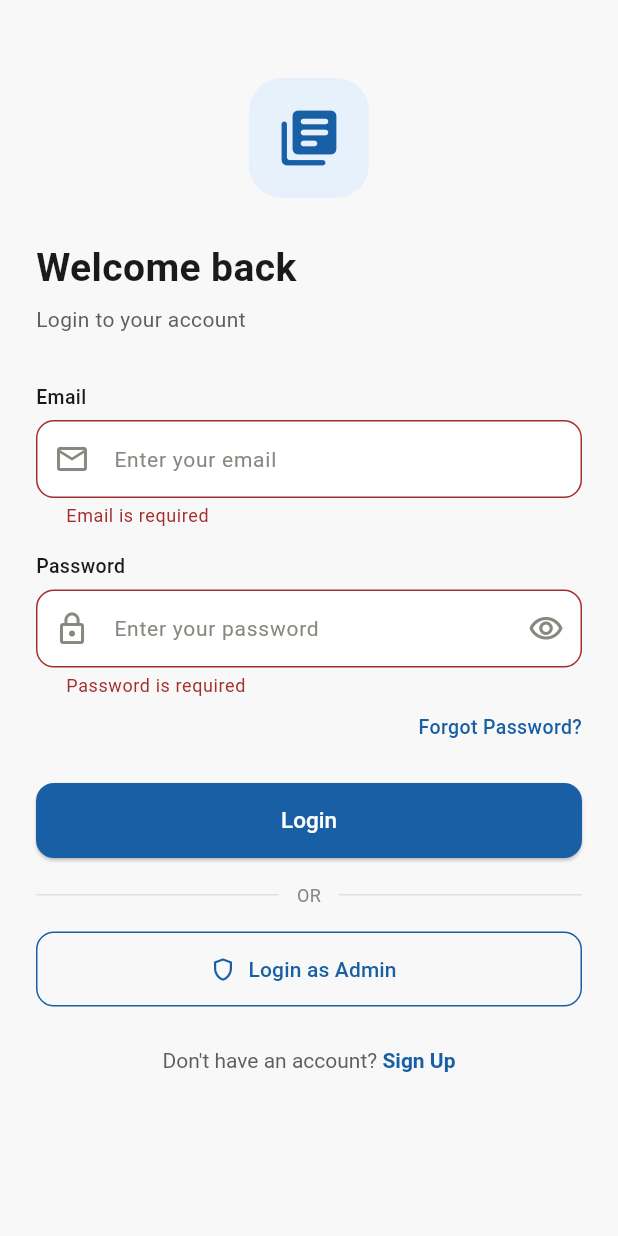
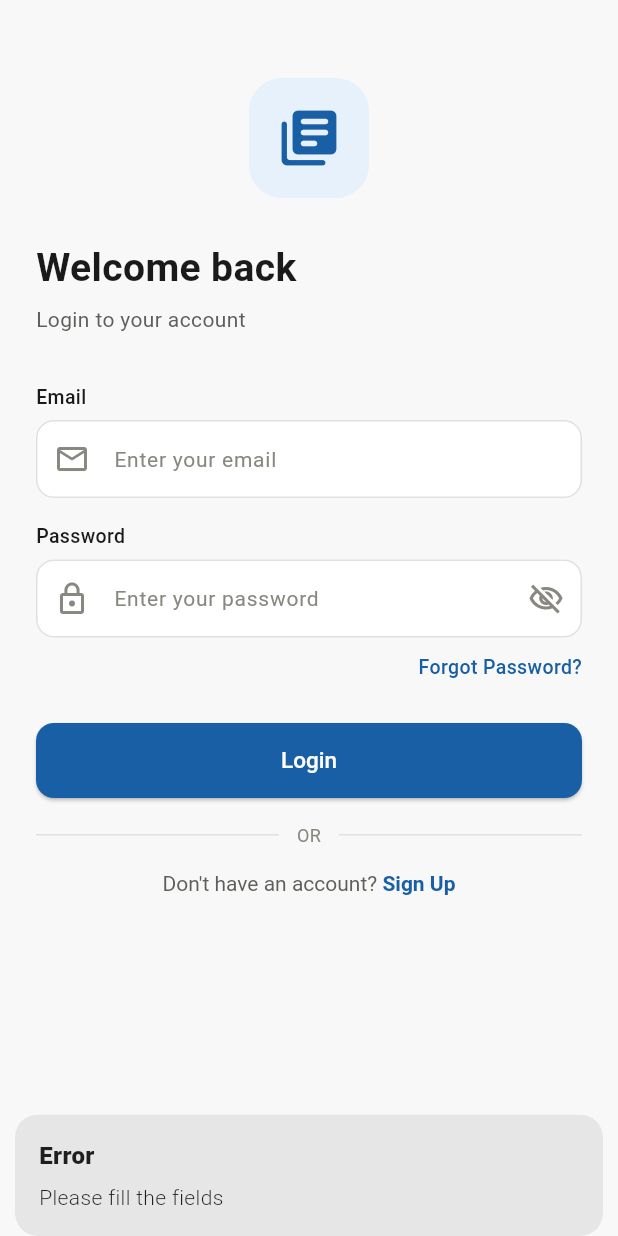
Before and after one commit to FaizMK01/Libraray-Mangement, a Flutter app: the screen it shows after launch, after a tap on "Login", on a phone screen of 412 x 824 dp. Run offline on Flutter 3.47's test engine with Material 3 defaults, Android fonts, the phone set to English and light mode, and no system bars; our stand-ins replace cloud_firestore, firebase_auth, firebase_core, get; accounts and stored records are empty.

Commit message:
Run the project

```diff
--- a/lib/bindings/admin_binding.dart
+++ /dev/null
@@ -1,8 +0,0 @@
-import 'package:get/get.dart';
-
-class AdminBinding extends Bindings {
-  @override
-  void dependencies() {
-    // Admin controllers will be added in next module
-  }
-}
--- a/lib/bindings/auth_binding.dart
+++ /dev/null
@@ -1,15 +0,0 @@
-import 'package:get/get.dart';
-import '../controllers/splash_controller.dart';
-import '../controllers/login_controller.dart';
-import '../controllers/signup_controller.dart';
-import '../controllers/forgot_password_controller.dart';
-
-class AuthBinding extends Bindings {
-  @override
-  void dependencies() {
-    Get.lazyPut(() => SplashController());
-    Get.lazyPut(() => LoginController());
-    Get.lazyPut(() => SignupController());
-    Get.lazyPut(() => ForgotPasswordController());
-  }
-}
--- a/lib/bindings/user_binding.dart
+++ /dev/null
@@ -1,8 +0,0 @@
-import 'package:get/get.dart';
-
-class UserBinding extends Bindings {
-  @override
-  void dependencies() {
-    // User controllers will be added in next module
-  }
-}
--- a/lib/controllers/login_controller.dart
+++ b/lib/controllers/login_controller.dart
@@ -1,65 +1,55 @@
+import 'package:firebase_auth/firebase_auth.dart';
 import 'package:flutter/material.dart';
 import 'package:get/get.dart';
-import 'package:firebase_auth/firebase_auth.dart';
+
 import '../routes/app_routes.dart';
 
 class LoginController extends GetxController {
   final emailController = TextEditingController();
   final passwordController = TextEditingController();
-  final formKey = GlobalKey<FormState>();
 
   final isLoading = false.obs;
-  final isPasswordVisible = false.obs;
+  final isPasswordHidden = true.obs;
 
-  // Admin credentials
-  static const adminEmail = 'admin@gmail.com';
-  static const adminPassword = '1111111111';
+  final FirebaseAuth _auth = FirebaseAuth.instance;
 
   void togglePasswordVisibility() {
-    isPasswordVisible.value = !isPasswordVisible.value;
-  }
-
-  void fillAdminCredentials() {
-    emailController.text = adminEmail;
-    passwordController.text = adminPassword;
+    isPasswordHidden.value = !isPasswordHidden.value;
   }
 
   Future<void> login() async {
-    if (!formKey.currentState!.validate()) return;
+    final email = emailController.text.trim();
+    final password = passwordController.text.trim();
+
+    if (email.isEmpty || password.isEmpty) {
+      Get.snackbar(
+        'Error',
+        'Please fill the fields',
+        snackPosition: SnackPosition.BOTTOM,
+      );
+      return;
+    }
 
     isLoading.value = true;
+
     try {
-      final credential =
-          await FirebaseAuth.instance.signInWithEmailAndPassword(
-        email: emailController.text.trim(),
-        password: passwordController.text.trim(),
+      await _auth.signInWithEmailAndPassword(email: email, password: password);
+      Get.snackbar(
+        'Success',
+        'Login Successful!',
+        snackPosition: SnackPosition.BOTTOM,
       );
-
-      if (credential.user != null) {
-        if (credential.user!.email == adminEmail) {
-          Get.offAllNamed(AppRoutes.adminDashboard);
-        } else {
-          Get.offAllNamed(AppRoutes.userHome);
-        }
+      Get.offAllNamed(AppRoutes.userHome);
+    } on FirebaseAuthException catch (e) {
+      String message = 'Error occurred';
+      if (e.code == 'user-not-found') {
+        message = 'User Not Found';
+      } else if (e.code == 'wrong-password') {
+        message = 'Wrong Password';
+      } else if (e.code == 'invalid-email') {
+        message = 'Invalid Email';
       }
-    } on FirebaseAuthException catch (e) {
-      String message = 'Login failed. Please try again.';
-      if (e.code == 'user-not-found') {
-        message = 'No account found with this email.';
-      } else if (e.code == 'wrong-password') {
-        message = 'Incorrect password.';
-      } else if (e.code == 'invalid-email') {
-        message = 'Invalid email address.';
-      }
-      Get.snackbar(
-        'Login Failed',
-        message,
-        snackPosition: SnackPosition.BOTTOM,
-        backgroundColor: const Color(0xFFFCEBEB),
-        colorText: const Color(0xFFA32D2D),
-        margin: const EdgeInsets.all(16),
-        borderRadius: 12,
-      );
+      Get.snackbar('Error', message, snackPosition: SnackPosition.BOTTOM);
     } finally {
       isLoading.value = false;
     }
--- a/lib/main.dart
+++ b/lib/main.dart
@@ -1,12 +1,14 @@
+import 'package:firebase_core/firebase_core.dart';
 import 'package:flutter/material.dart';
-import 'package:firebase_core/firebase_core.dart';
 import 'package:get/get.dart';
+
+import 'firebase_options.dart';
 import 'routes/app_routes.dart';
 import 'utils/app_theme.dart';
 
 void main() async {
   WidgetsFlutterBinding.ensureInitialized();
-  await Firebase.initializeApp();
+  await Firebase.initializeApp(options: DefaultFirebaseOptions.currentPlatform);
   runApp(const MyApp());
 }
 
--- a/lib/models/user_model.dart
+++ /dev/null
@@ -1,40 +0,0 @@
-class UserModel {
-  final String uid;
-  final String name;
-  final String email;
-  final String studentId;
-  final String role; // 'user' or 'admin'
-  final DateTime createdAt;
-
-  UserModel({
-    required this.uid,
-    required this.name,
-    required this.email,
-    required this.studentId,
-    this.role = 'user',
-    required this.createdAt,
-  });
-
-  Map<String, dynamic> toMap() {
-    return {
-      'uid': uid,
-      'name': name,
-      'email': email,
-      'studentId': studentId,
-      'role': role,
-      'createdAt': createdAt.toIso8601String(),
-    };
-  }
-
-  factory UserModel.fromMap(Map<String, dynamic> map) {
-    return UserModel(
-      uid: map['uid'] ?? '',
-      name: map['name'] ?? '',
-      email: map['email'] ?? '',
-      studentId: map['studentId'] ?? '',
-      role: map['role'] ?? 'user',
-      createdAt: DateTime.parse(
-          map['createdAt'] ?? DateTime.now().toIso8601String()),
-    );
-  }
-}
--- a/lib/routes/app_routes.dart
+++ b/lib/routes/app_routes.dart
@@ -1,13 +1,11 @@
 import 'package:get/get.dart';
-import '../screens/auth/splash_screen.dart';
+
+import '../screens/admin/admin_dashboard_screen.dart';
+import '../screens/auth/forgot_password_screen.dart';
 import '../screens/auth/login_screen.dart';
 import '../screens/auth/signup_screen.dart';
-import '../screens/auth/forgot_password_screen.dart';
-import '../screens/admin/admin_dashboard_screen.dart';
+import '../screens/auth/splash_screen.dart';
 import '../screens/user/user_home_screen.dart';
-import '../bindings/auth_binding.dart';
-import '../bindings/admin_binding.dart';
-import '../bindings/user_binding.dart';
 
 class AppRoutes {
   static const splash = '/';
@@ -18,35 +16,11 @@ class AppRoutes {
   static const userHome = '/user-home';
 
   static final pages = [
-    GetPage(
-      name: splash,
-      page: () => const SplashScreen(),
-      binding: AuthBinding(),
-    ),
-    GetPage(
-      name: login,
-      page: () => const LoginScreen(),
-      binding: AuthBinding(),
-    ),
-    GetPage(
-      name: signup,
-      page: () => const SignupScreen(),
-      binding: AuthBinding(),
-    ),
-    GetPage(
-      name: forgotPassword,
-      page: () => const ForgotPasswordScreen(),
-      binding: AuthBinding(),
-    ),
-    GetPage(
-      name: adminDashboard,
-      page: () => const AdminDashboardScreen(),
-      binding: AdminBinding(),
-    ),
-    GetPage(
-      name: userHome,
-      page: () => const UserHomeScreen(),
-      binding: UserBinding(),
-    ),
+    GetPage(name: splash, page: () => const SplashScreen()),
+    GetPage(name: login, page: () => const LoginScreen()),
+    GetPage(name: signup, page: () => const SignupScreen()),
+    GetPage(name: forgotPassword, page: () => const ForgotPasswordScreen()),
+    GetPage(name: adminDashboard, page: () => const AdminDashboardScreen()),
+    GetPage(name: userHome, page: () => const UserHomeScreen()),
   ];
 }
--- a/lib/screens/auth/login_screen.dart
+++ b/lib/screens/auth/login_screen.dart
@@ -1,5 +1,6 @@
 import 'package:flutter/material.dart';
 import 'package:get/get.dart';
+
 import '../../controllers/login_controller.dart';
 import '../../routes/app_routes.dart';
 import '../../utils/app_theme.dart';
@@ -9,15 +10,13 @@ class LoginScreen extends StatelessWidget {
 
   @override
   Widget build(BuildContext context) {
-    final controller = Get.find<LoginController>();
+    final controller = Get.put(LoginController());
 
     return Scaffold(
       backgroundColor: AppColors.background,
       body: SafeArea(
         child: SingleChildScrollView(
           padding: const EdgeInsets.symmetric(horizontal: 24, vertical: 32),
-          child: Form(
-            key: controller.formKey,
           child: Column(
             crossAxisAlignment: CrossAxisAlignment.start,
             children: [
@@ -52,10 +51,7 @@ class LoginScreen extends StatelessWidget {
               const SizedBox(height: 6),
               const Text(
                 'Login to your account',
-                  style: TextStyle(
-                    fontSize: 14,
-                    color: AppColors.textSecondary,
-                  ),
+                style: TextStyle(fontSize: 14, color: AppColors.textSecondary),
               ),
               const SizedBox(height: 32),
 
@@ -74,8 +70,10 @@ class LoginScreen extends StatelessWidget {
                 keyboardType: TextInputType.emailAddress,
                 decoration: const InputDecoration(
                   hintText: 'Enter your email',
-                    prefixIcon:
-                        Icon(Icons.email_outlined, color: AppColors.textHint),
+                  prefixIcon: Icon(
+                    Icons.email_outlined,
+                    color: AppColors.textHint,
+                  ),
                 ),
                 validator: (val) {
                   if (val == null || val.isEmpty) return 'Email is required';
@@ -95,16 +93,19 @@ class LoginScreen extends StatelessWidget {
                 ),
               ),
               const SizedBox(height: 6),
-                Obx(() => TextFormField(
+              Obx(
+                () => TextFormField(
                   controller: controller.passwordController,
-                      obscureText: !controller.isPasswordVisible.value,
+                  obscureText: controller.isPasswordHidden.value,
                   decoration: InputDecoration(
                     hintText: 'Enter your password',
-                        prefixIcon: const Icon(Icons.lock_outline,
-                            color: AppColors.textHint),
+                    prefixIcon: const Icon(
+                      Icons.lock_outline,
+                      color: AppColors.textHint,
+                    ),
                     suffixIcon: IconButton(
                       icon: Icon(
-                            controller.isPasswordVisible.value
+                        controller.isPasswordHidden.value
                             ? Icons.visibility_off_outlined
                             : Icons.visibility_outlined,
                         color: AppColors.textHint,
@@ -115,11 +116,11 @@ class LoginScreen extends StatelessWidget {
                   validator: (val) {
                     if (val == null || val.isEmpty)
                       return 'Password is required';
-                        if (val.length < 6)
-                          return 'Minimum 6 characters required';
+                    if (val.length < 6) return 'Minimum 6 characters required';
                     return null;
                   },
-                    )),
+                ),
+              ),
               const SizedBox(height: 10),
 
               // Forgot password
@@ -140,59 +141,63 @@ class LoginScreen extends StatelessWidget {
               const SizedBox(height: 28),
 
               // Login button
-                Obx(() => ElevatedButton(
-                      onPressed:
-                          controller.isLoading.value ? null : controller.login,
+              Obx(
+                () => ElevatedButton(
+                  onPressed: controller.isLoading.value
+                      ? null
+                      : controller.login,
                   child: controller.isLoading.value
                       ? const SizedBox(
                           height: 20,
                           width: 20,
                           child: CircularProgressIndicator(
-                                  color: Colors.white, strokeWidth: 2),
+                            color: Colors.white,
+                            strokeWidth: 2,
+                          ),
                         )
                       : const Text('Login'),
-                    )),
+                ),
+              ),
               const SizedBox(height: 16),
 
               // Divider
               Row(
                 children: [
-                    const Expanded(
-                        child: Divider(color: AppColors.border)),
+                  const Expanded(child: Divider(color: AppColors.border)),
                   const Padding(
                     padding: EdgeInsets.symmetric(horizontal: 12),
-                      child: Text('OR',
-                          style: TextStyle(
-                              fontSize: 12, color: AppColors.textHint)),
+                    child: Text(
+                      'OR',
+                      style: TextStyle(fontSize: 12, color: AppColors.textHint),
                     ),
-                    const Expanded(
-                        child: Divider(color: AppColors.border)),
+                  ),
+                  const Expanded(child: Divider(color: AppColors.border)),
                 ],
               ),
               const SizedBox(height: 16),
 
               // Login as Admin button
-                OutlinedButton.icon(
-                  onPressed: () {
-                    controller.fillAdminCredentials();
-                    controller.login();
-                  },
-                  icon: const Icon(Icons.shield_outlined,
-                      color: AppColors.primary, size: 18),
-                  label: const Text(
-                    'Login as Admin',
-                    style: TextStyle(
-                        color: AppColors.primary,
-                        fontWeight: FontWeight.w500),
-                  ),
-                  style: OutlinedButton.styleFrom(
-                    minimumSize: const Size(double.infinity, 50),
-                    side: const BorderSide(color: AppColors.primary),
-                    shape: RoundedRectangleBorder(
-                        borderRadius: BorderRadius.circular(12)),
-                  ),
-                ),
-                const SizedBox(height: 28),
+              // OutlinedButton.icon(
+              //   onPressed: () {
+              //     controller.fillAdminCredentials();
+              //     controller.login();
+              //   },
+              //   icon: const Icon(Icons.shield_outlined,
+              //       color: AppColors.primary, size: 18),
+              //   label: const Text(
+              //     'Login as Admin',
+              //     style: TextStyle(
+              //         color: AppColors.primary,
+              //         fontWeight: FontWeight.w500),
+              //   ),
+              //   style: OutlinedButton.styleFrom(
+              //     minimumSize: const Size(double.infinity, 50),
+              //     side: const BorderSide(color: AppColors.primary),
+              //     shape: RoundedRectangleBorder(
+              //         borderRadius: BorderRadius.circular(12)),
+              //   ),
+              // ),
+              // const SizedBox(height: 28),
 
               // Don't have account
               Center(
@@ -202,7 +207,9 @@ class LoginScreen extends StatelessWidget {
                     text: const TextSpan(
                       text: "Don't have an account? ",
                       style: TextStyle(
-                            color: AppColors.textSecondary, fontSize: 14),
+                        color: AppColors.textSecondary,
+                        fontSize: 14,
+                      ),
                       children: [
                         TextSpan(
                           text: 'Sign Up',
@@ -220,7 +227,6 @@ class LoginScreen extends StatelessWidget {
           ),
         ),
       ),
-      ),
     );
   }
 }
--- a/lib/screens/auth/splash_screen.dart
+++ b/lib/screens/auth/splash_screen.dart
@@ -1,5 +1,6 @@
 import 'package:flutter/material.dart';
 import 'package:get/get.dart';
+
 import '../../controllers/splash_controller.dart';
 import '../../utils/app_theme.dart';
 
@@ -8,7 +9,7 @@ class SplashScreen extends StatelessWidget {
 
   @override
   Widget build(BuildContext context) {
-    Get.find<SplashController>();
+    Get.put(SplashController());
     return Scaffold(
       backgroundColor: AppColors.primary,
       body: Center(
```
Also changed, not shown: lib/controllers/signup_controller.dart (+31 -41 lines), lib/screens/auth/signup_screen.dart (+50 -26 lines), pubspec.yaml (+6 -3 lines), lib/firebase_options.dart (added), pubspec.lock, 3 other files. Lines whose indentation alone changed are shown as unchanged.
